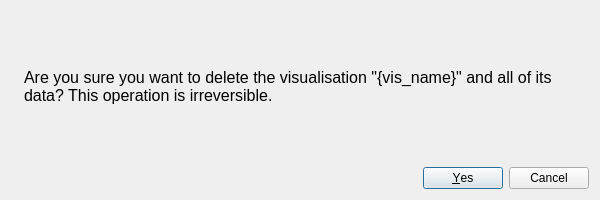
Qt form ui/confirm_delete.ui (ONS-RossGD/OptiCORD2) before a commit.
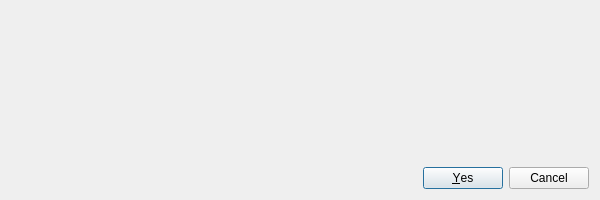
The same form after that commit.

Patch:
```diff
--- a/ui/confirm_delete.ui
+++ b/ui/confirm_delete.ui
@@ -35,7 +35,7 @@
       </font>
      </property>
      <property name="text">
-      <string>Are you sure you want to delete the visualisation &quot;{vis_name}&quot; and all of its data? This operation is irreversible.</string>
+      <string/>
      </property>
      <property name="wordWrap">
       <bool>true</bool>
```
